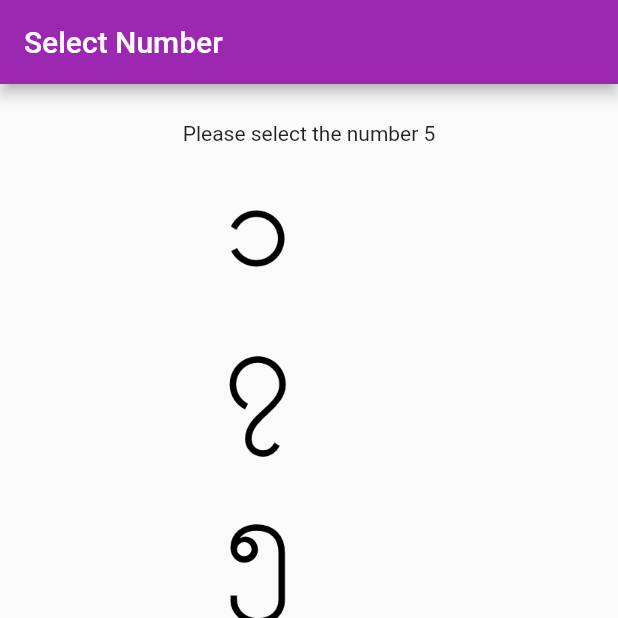
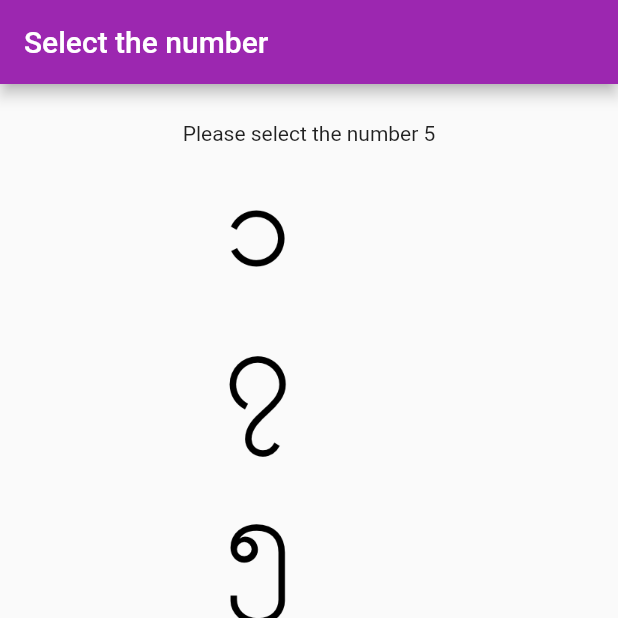
Before and after one commit to eieikhaing/select_number, a Flutter app: the screen it shows after launch, on a phone screen of 412 x 824 dp, the top half of it. Run offline on Flutter 3.47's test engine with Material 2 defaults, Android fonts, the phone set to English and light mode, and no system bars.

Commit message:
change title

```diff
--- a/lib/main.dart
+++ b/lib/main.dart
@@ -13,11 +13,11 @@ class MyApp extends StatelessWidget {
   @override
   Widget build(BuildContext context) {
     return MaterialApp(
-      title: 'Select Number',
+      title: 'Select the number',
       theme: ThemeData(
         primarySwatch: Colors.purple,
       ),
-      home: const MyHomePage(title: 'Select Number'),
+      home: const MyHomePage(title: 'Select the number'),
     );
   }
 }
```
